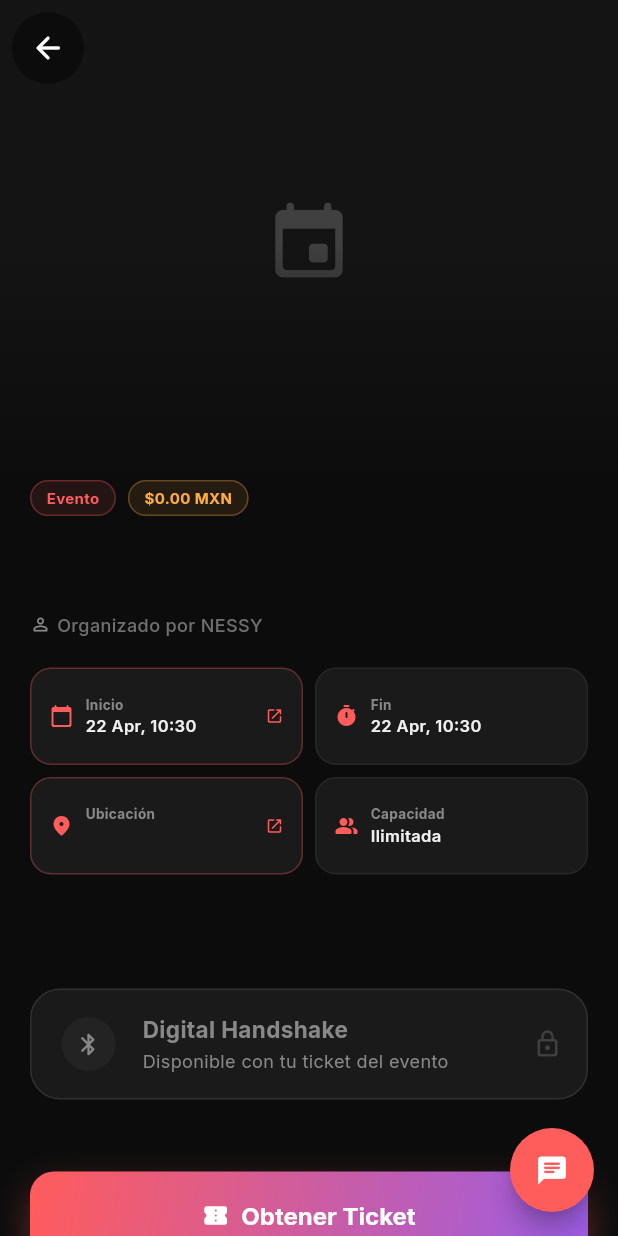
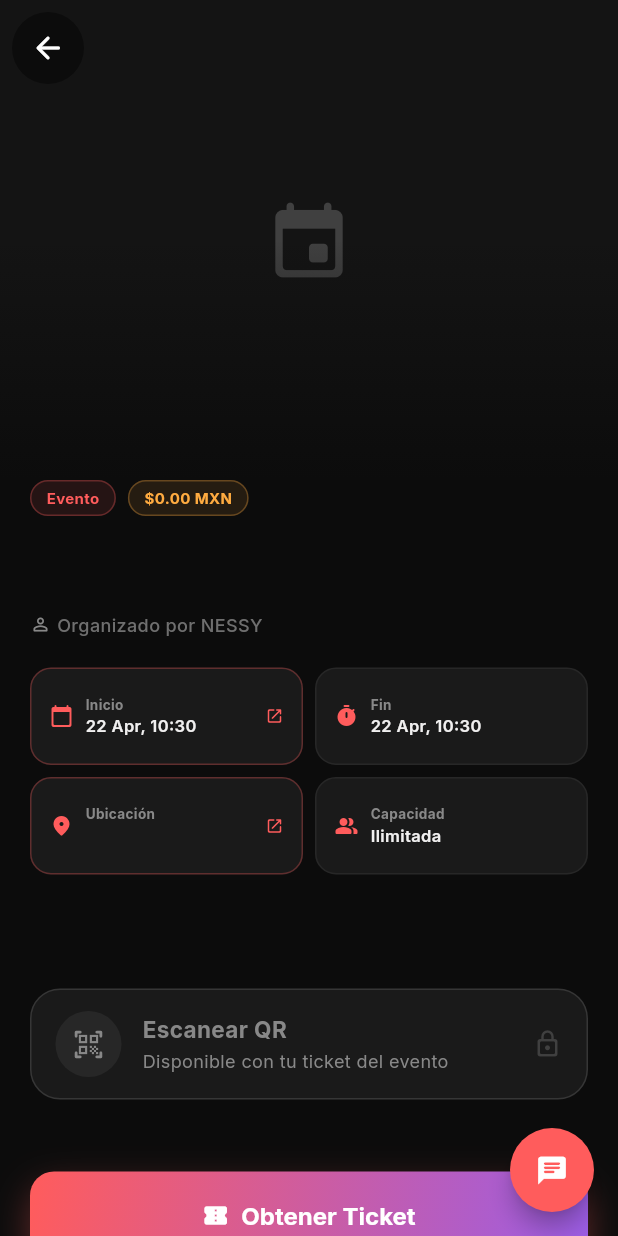
Before and after one commit to 10C-Aurae/aurae_app, a Flutter app: the EventDetailScreen screen opened directly with empty values, on a phone screen of 412 x 824 dp. Run offline on Flutter 3.47's test engine with Material 3 defaults, Android fonts, the phone set to English and light mode, and no system bars; our stand-ins replace flutter_blue_plus, flutter_riverpod, flutter_secure_storage, go_router, google_fonts, image_picker and 2 more; missing offline and left inert: flutter_ble_peripheral, flutter_stripe, mobile_scanner; accounts and stored records are empty; network calls fail.

Commit message:
feat: swap card destacada por escanear QR y Digital Handshake como herramienta

```diff
--- a/lib/features/discover/screens/event_detail_screen.dart
+++ b/lib/features/discover/screens/event_detail_screen.dart
@@ -366,8 +366,8 @@ class _EventDetailScreenState extends State<EventDetailScreen> {
 
                   const SizedBox(height: 32),
 
-                  // ── Digital Handshake card (siempre visible) ────────
-                  _buildHandshakeCard(event),
+                  // ── Card destacada: Escanear QR (siempre visible) ────
+                  _buildQrScanCard(event),
                   const SizedBox(height: 24),
 
                   // ── Stands + herramientas: solo con ticket ─────────
@@ -402,9 +402,13 @@ class _EventDetailScreenState extends State<EventDetailScreen> {
                       )),
                     ),
                     _buildToolTile(
-                      Icons.qr_code_scanner_rounded, 'Escanear QR', 'Check-in manual de stands',
+                      Icons.bluetooth_searching_rounded,
+                      'Digital Handshake',
+                      _isScanning
+                          ? 'Detectando stands cercanos…'
+                          : 'Registra visitas automáticamente cuando te acerques a un stand',
                       () => Navigator.push(context, MaterialPageRoute(
-                        builder: (_) => ScanQRV2Screen(eventoId: event.id),
+                        builder: (_) => BluetoothTestScreen(eventName: event.nombre, eventoId: event.id),
                       )),
                     ),
                     _buildToolTile(
@@ -585,23 +589,20 @@ class _EventDetailScreenState extends State<EventDetailScreen> {
     );
   }
 
-  // ── Digital Handshake card ──────────────────────────────────────────────
+  // ── Card destacada: Escanear QR ─────────────────────────────────────────
   //
-  // Visible siempre para que el feature sea descubrible. El estado depende de
-  // si el usuario tiene ticket y de si el scanner BLE está corriendo.
-  Widget _buildHandshakeCard(Event event) {
-    final ready      = !checkingTicket && hasTicket;
-    final scanning   = ready && _isScanning;
+  // Flujo principal del check-in manual en stands. Visible siempre; si el
+  // usuario no tiene ticket se muestra bloqueada.
+  Widget _buildQrScanCard(Event event) {
+    final ready = !checkingTicket && hasTicket;
 
     final String subtitle;
     if (checkingTicket) {
       subtitle = 'Verificando tu acceso…';
     } else if (!hasTicket) {
       subtitle = 'Disponible con tu ticket del evento';
-    } else if (scanning) {
-      subtitle = 'Detectando stands cercanos · mantén la app abierta';
     } else {
-      subtitle = 'Toca para ver los stands cerca de ti';
+      subtitle = 'Escanea el QR que te muestre el stand';
     }
 
     final Color accent = ready ? AppColors.primary : AppColors.muted;
@@ -610,49 +611,40 @@ class _EventDetailScreenState extends State<EventDetailScreen> {
       decoration: BoxDecoration(
         color: AppColors.card,
         borderRadius: BorderRadius.circular(20),
-        border: Border.all(color: accent.withValues(alpha: scanning ? 0.45 : 0.2), width: scanning ? 1.5 : 1),
+        border: Border.all(color: accent.withValues(alpha: 0.25)),
       ),
       clipBehavior: Clip.antiAlias,
       child: InkWell(
         onTap: ready
             ? () => Navigator.push(context, MaterialPageRoute(
-                  builder: (_) => BluetoothTestScreen(eventName: event.nombre, eventoId: event.id),
+                  builder: (_) => ScanQRV2Screen(eventoId: event.id),
                 ))
             : () => ScaffoldMessenger.of(context).showSnackBar(
-                  const SnackBar(content: Text('Necesitas un ticket para activar el Digital Handshake.')),
+                  const SnackBar(content: Text('Necesitas un ticket para escanear stands.')),
                 ),
         child: Padding(
           padding: const EdgeInsets.symmetric(horizontal: 16, vertical: 14),
           child: Row(
             children: [
-              _HandshakePulse(active: scanning, color: accent),
+              Container(
+                width: 44, height: 44,
+                decoration: BoxDecoration(
+                  shape: BoxShape.circle,
+                  color: accent.withValues(alpha: 0.12),
+                ),
+                child: Icon(Icons.qr_code_scanner_rounded, size: 22, color: accent),
+              ),
               const SizedBox(width: 14),
               Expanded(
                 child: Column(
                   crossAxisAlignment: CrossAxisAlignment.start,
                   children: [
-                    Row(
-                      children: [
-                        Text('Digital Handshake',
-                            style: TextStyle(
-                              fontSize: 15,
-                              fontWeight: FontWeight.bold,
-                              color: ready ? AppColors.ink : AppColors.muted,
-                            )),
-                        if (scanning) ...[
-                          const SizedBox(width: 8),
-                          Container(
-                            padding: const EdgeInsets.symmetric(horizontal: 8, vertical: 2),
-                            decoration: BoxDecoration(
-                              color: accent.withValues(alpha: 0.15),
-                              borderRadius: BorderRadius.circular(6),
-                            ),
-                            child: Text('ACTIVO',
-                                style: TextStyle(fontSize: 9, fontWeight: FontWeight.bold, color: accent, letterSpacing: 1)),
-                          ),
-                        ],
-                      ],
-                    ),
+                    Text('Escanear QR',
+                        style: TextStyle(
+                          fontSize: 15,
+                          fontWeight: FontWeight.bold,
+                          color: ready ? AppColors.ink : AppColors.muted,
+                        )),
                     const SizedBox(height: 2),
                     Text(subtitle, style: const TextStyle(fontSize: 12, color: AppColors.muted)),
                   ],
@@ -670,85 +662,3 @@ class _EventDetailScreenState extends State<EventDetailScreen> {
     );
   }
 }
-
-// Ícono de Bluetooth con ondas animadas cuando el scanner está activo.
-class _HandshakePulse extends StatefulWidget {
-  final bool active;
-  final Color color;
-  const _HandshakePulse({required this.active, required this.color});
-
-  @override
-  State<_HandshakePulse> createState() => _HandshakePulseState();
-}
-
-class _HandshakePulseState extends State<_HandshakePulse> with SingleTickerProviderStateMixin {
-  late final AnimationController _ctrl = AnimationController(
-    vsync: this,
-    duration: const Duration(milliseconds: 1600),
-  );
-
-  @override
-  void initState() {
-    super.initState();
-    if (widget.active) _ctrl.repeat();
-  }
-
-  @override
-  void didUpdateWidget(covariant _HandshakePulse old) {
-    super.didUpdateWidget(old);
-    if (widget.active && !_ctrl.isAnimating) {
-      _ctrl.repeat();
-    } else if (!widget.active && _ctrl.isAnimating) {
-      _ctrl.stop();
-      _ctrl.value = 0;
-    }
-  }
-
-  @override
-  void dispose() {
-    _ctrl.dispose();
-    super.dispose();
-  }
-
-  @override
-  Widget build(BuildContext context) {
-    return SizedBox(
-      width: 44, height: 44,
-      child: Stack(
-        alignment: Alignment.center,
-        children: [
-          if (widget.active) ...[
-            AnimatedBuilder(animation: _ctrl, builder: (_, _) => _ring(_ctrl.value)),
-            AnimatedBuilder(animation: _ctrl, builder: (_, _) => _ring((_ctrl.value + 0.5) % 1.0)),
-          ],
-          Container(
-            width: 36, height: 36,
-            decoration: BoxDecoration(
-              shape: BoxShape.circle,
-              color: widget.color.withValues(alpha: widget.active ? 0.2 : 0.08),
-            ),
-            child: Icon(
-              widget.active ? Icons.bluetooth_searching_rounded : Icons.bluetooth_rounded,
-              size: 18,
-              color: widget.color,
-            ),
-          ),
-        ],
-      ),
-    );
-  }
-
-  Widget _ring(double t) {
-    final size = 36 + (18 * t);
-    return Opacity(
-      opacity: (1 - t).clamp(0.0, 1.0),
-      child: Container(
-        width: size, height: size,
-        decoration: BoxDecoration(
-          shape: BoxShape.circle,
-          color: widget.color.withValues(alpha: 0.22 * (1 - t)),
-        ),
-      ),
-    );
-  }
-}
```
